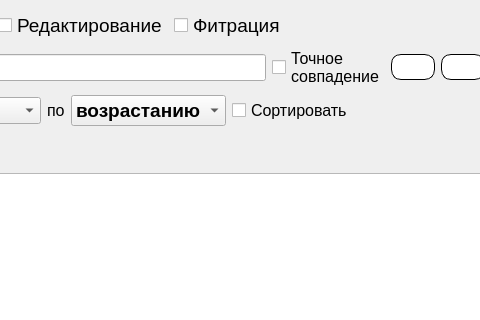
Before: the Qt Designer form Gui/TabWidgets/Admin/activetables.ui in MyEdit/Casino_Client, drawn with Qt 5; both pictures show x 234 to 714 and y 0 to 320 of the 1064 by 460 pixel window.
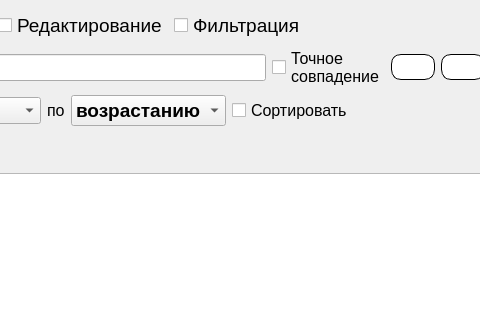
After: the same form once the commit is applied. Icons and pictures are not drawn.

What changed in the file:
```diff
--- a/Gui/TabWidgets/Admin/activetables.ui
+++ b/Gui/TabWidgets/Admin/activetables.ui
@@ -64,7 +64,7 @@
         </font>
        </property>
        <property name="text">
-        <string>Фитрация</string>
+        <string>Фильтрация</string>
        </property>
       </widget>
      </item>
```
